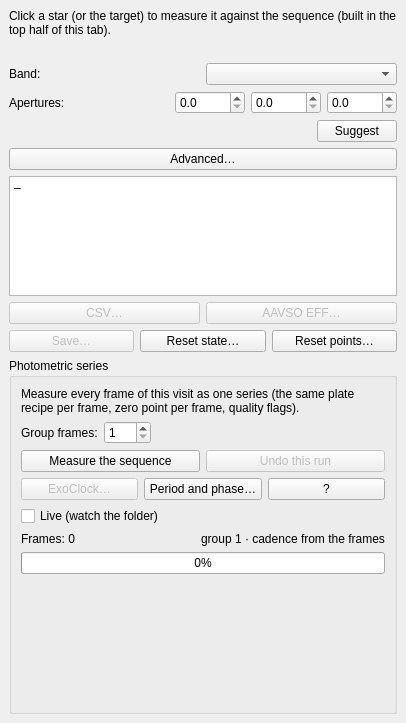
Above: nightscribe/gui/ui/ufe_measure_tab.ui from irydeo/nightscribe before the change. Below: the same form after it.
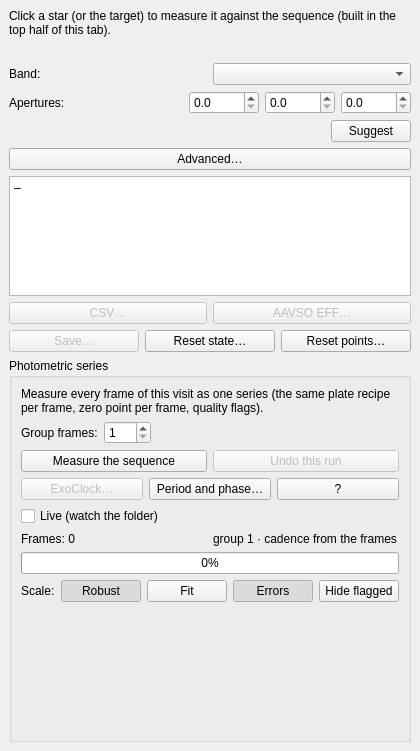
That is the form after the change.

Commit message: chart: a scale you can read, and the systematic where it belongs

What changed in the file:
```diff
--- a/nightscribe/gui/ui/ufe_measure_tab.ui
+++ b/nightscribe/gui/ui/ufe_measure_tab.ui
@@ -431,6 +431,16 @@
         </property>
        </widget>
       </item>
+      <item>
+       <layout class="QHBoxLayout" name="row_series_chart">
+        <item><widget class="QLabel" name="lbl_series_scale"><property name="text"><string>Scale:</string></property></widget></item>
+        <item><widget class="QPushButton" name="btn_series_robust"><property name="text"><string>Robust</string></property><property name="checkable"><bool>true</bool></property><property name="checked"><bool>true</bool></property><property name="toolTip"><string>The magnitude axis follows the CORE of the curve (median ± 6 robust sigmas) instead of the minimum and maximum, so one anomalous point cannot flatten the rest. Off shows the whole spread; the points outside stay on the chart, anchored to the edge</string></property></widget></item>
+        <item><widget class="QPushButton" name="btn_series_zoomfit"><property name="text"><string>Fit</string></property><property name="toolTip"><string>Fit the chart to the panel again after zooming and panning (the wheel zooms, the left button drags)</string></property></widget></item>
+        <item><widget class="QPushButton" name="btn_series_errors"><property name="text"><string>Errors</string></property><property name="checkable"><bool>true</bool></property><property name="checked"><bool>true</bool></property><property name="toolTip"><string>Draw each point's own photon error and the calibration band. The zero-point systematic belongs to the whole night, so it is drawn as a band, never as a bar per point; off is for judging the shape of a small-amplitude curve</string></property></widget></item>
+        <item><widget class="QPushButton" name="btn_series_hideflags"><property name="text"><string>Hide flagged</string></property><property name="checkable"><bool>true</bool></property><property name="toolTip"><string>Hide the points whose DATA is in doubt (saturated, cosmic ray, focus, cloud, unaligned) to judge the clean curve. A flag marks and never deletes, so hiding is an explicit act, and the calibration caveats (few comps) stay visible</string></property></widget></item>
+        <item><spacer name="hsp_series_chart"><property name="orientation"><enum>Qt::Horizontal</enum></property><property name="sizeHint" stdset="0"><size><width>40</width><height>20</height></size></property></spacer></item>
+       </layout>
+      </item>
       <item>
        <widget class="QWidget" name="wgt_series_chart">
         <property name="minimumSize">
```
The commit also changes 13 other files.
